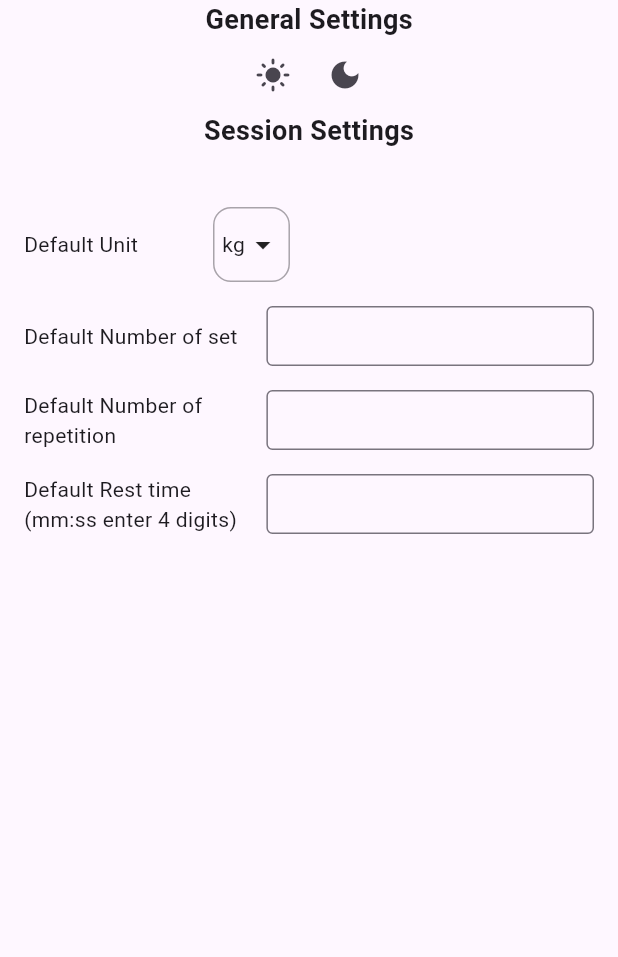
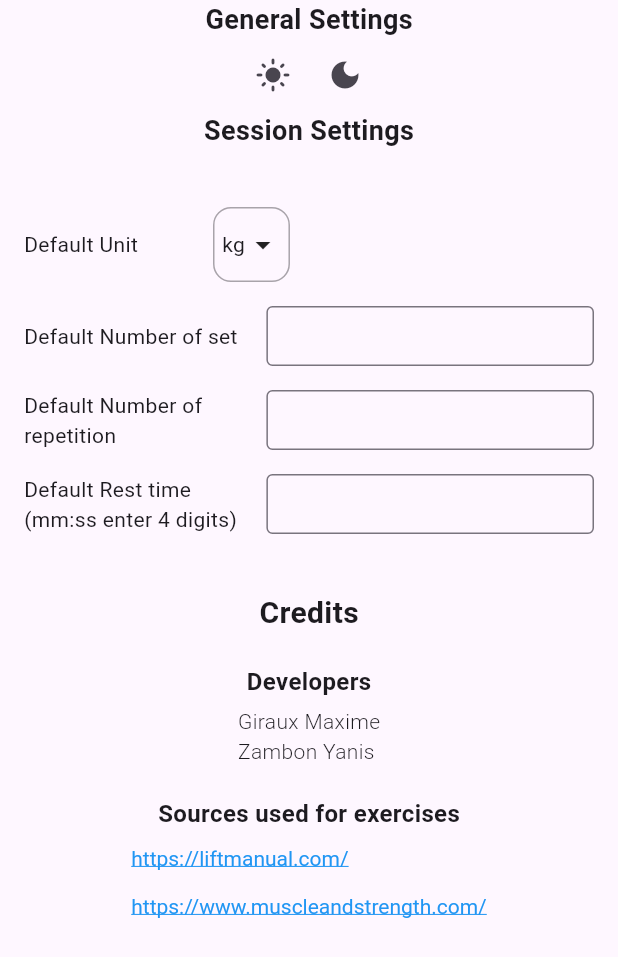
Before and after one commit to Maxime267/gym_app, a Flutter app: the Settings screen opened directly, on a phone screen of 412 x 824 dp. Shown: the top 957 px of the screen. Run offline on Flutter 3.47's test engine with Material 3 defaults, Android fonts, the phone set to English and light mode, and no system bars; our stand-ins replace bloc, flutter_bloc, shared_preferences; accounts and stored records are empty; network calls fail.

Commit message:
tu peux cliquer sur les liens trop styleeeee (credits)

```diff
--- a/lib/presentation/screen/settings.dart
+++ b/lib/presentation/screen/settings.dart
@@ -4,6 +4,8 @@ import 'package:shared_preferences/shared_preferences.dart';
 import 'package:gym_app/logic/notifier/themeNotifier.dart';
 import 'package:provider/provider.dart';
 import '../format/textformat.dart';
+import 'package:url_launcher/url_launcher.dart';
+import 'package:flutter/gestures.dart';
 
 class SettingMap {
   final String settingName;
@@ -84,6 +86,15 @@ class _SettingsState extends State<Settings> {
     print("Text: $text");
     final prefs = await SharedPreferences.getInstance();
     await prefs.setString(parameterName, text);
+  }
+
+  final Uri url1 = Uri.parse("https://liftmanual.com/");
+  final Uri url2 = Uri.parse("https://www.muscleandstrength.com/");
+
+  Future<void> _launchUrl(Uri url) async {
+    if (!await launchUrl(url, mode: LaunchMode.externalApplication)) {
+      throw 'Could not launch $url';
+    }
   }
 
 
@@ -171,7 +182,9 @@ class _SettingsState extends State<Settings> {
           ),
 
           Expanded(
-            child: ListView.builder(
+            child: Column(
+              children: [
+                ListView.builder(
                   //separatorBuilder: (context, index) => const Divider(color: Colors.black),
                   shrinkWrap: true,
                   physics: const BouncingScrollPhysics(),
@@ -211,6 +224,47 @@ class _SettingsState extends State<Settings> {
                       ),
                     );
                   },
+                ),
+                SizedBox(height: 30),
+                Text(
+                  "Credits",
+                  style: TextStyle(fontWeight: FontWeight.bold, fontSize: 20),
+                ),
+                SizedBox(height: 20),
+                Text(
+                  "Developers",
+                  style: TextStyle(fontSize: 16, fontWeight: FontWeight.w700),
+                ),
+                SizedBox(height: 5),
+                Text(
+                  "Giraux Maxime\nZambon Yanis",
+                  style: TextStyle(fontSize: 14, fontWeight: FontWeight.w300),
+                ),
+                SizedBox(height: 20),
+                Text(
+                  "Sources used for exercises",
+                  style: TextStyle(fontSize: 16, fontWeight: FontWeight.w700),
+                ),
+                SizedBox(height: 10),
+                RichText(
+                  text: TextSpan(
+                    style: TextStyle(fontSize: 14, color: Colors.blue),
+                    children: [
+                      TextSpan(
+                        text: "https://liftmanual.com/",
+                        style: TextStyle(decoration: TextDecoration.underline),
+                        recognizer: TapGestureRecognizer()..onTap = () => _launchUrl(url1),
+                      ),
+                      TextSpan(text: "\n\n"),
+                      TextSpan(
+                        text: "https://www.muscleandstrength.com/",
+                        style: TextStyle(decoration: TextDecoration.underline),
+                        recognizer: TapGestureRecognizer()..onTap = () => _launchUrl(url2),
+                      ),
+                    ],
+                  ),
+                ),
+              ],
             )
           ),
 
--- a/pubspec.yaml
+++ b/pubspec.yaml
@@ -41,6 +41,7 @@ dependencies:
   path_provider: ^2.1.2
   shared_preferences: ^2.2.2
   provider: ^6.1.0
+  url_launcher: ^6.2.5
 
 dev_dependencies:
   flutter_test:
```
Also changed, not shown: pubspec.lock, 5 other files. Lines whose indentation alone changed are shown as unchanged.
